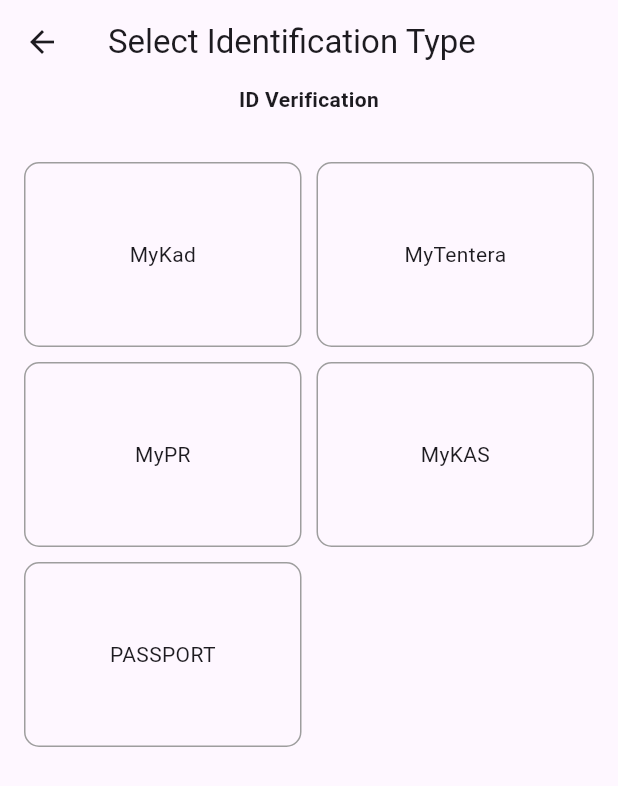
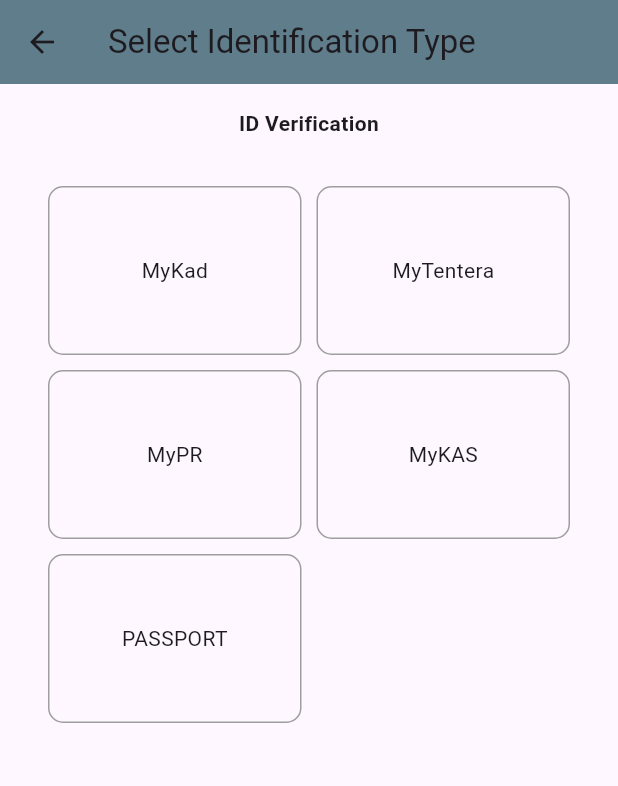
Before and after one commit to jiaxing98/digital_onboarding, a Flutter app: the screen it shows after launch, after a tap on "Get Started", on a phone screen of 412 x 824 dp. Shown: the top 786 px of the screen. Run offline on Flutter 3.47's test engine with Material 3 defaults, Android fonts, the phone set to English and light mode, and no system bars; our stand-ins replace get_it, go_router, responsive_framework.

Commit message:
Added responsive_framework package

```diff
--- a/lib/core/constants/layout.dart
+++ b/lib/core/constants/layout.dart
@@ -9,3 +9,8 @@ const double kSpacingMedium = 16.0;
 // Height
 const double kLVExtraHeight = 100.0;
 const double kLogoHeight = 100.0;
+
+final class KPadding {
+  /// value = 16.0
+  static const double page = 16.0;
+}
--- a/lib/main.dart
+++ b/lib/main.dart
@@ -2,6 +2,7 @@ import 'package:digital_onboarding/core/dependency_injection/repositories.dart';
 import 'package:digital_onboarding/core/dependency_injection/viewmodels.dart';
 import 'package:digital_onboarding/presentation/_viewmodels/app_data_viewmodel.dart';
 import 'package:digital_onboarding/routes.dart';
+import 'package:digital_onboarding/utils/ut_responsive_breakpoints.dart';
 import 'package:flutter/material.dart';
 import 'package:provider/provider.dart';
 
@@ -33,6 +34,7 @@ class MyApp extends StatelessWidget {
           useMaterial3: true,
         ),
         routerConfig: router,
+        builder: (ctx, child) => UTResponsiveBreakpoints.builder(child: child!),
       ),
     );
   }
--- /dev/null
+++ b/lib/presentation/_shared/widgets/dob_app_bar.dart
@@ -0,0 +1,25 @@
+import 'package:flutter/material.dart';
+import 'package:go_router/go_router.dart';
+
+class DobAppBar extends StatelessWidget implements PreferredSizeWidget {
+  final String title;
+
+  const DobAppBar({
+    super.key,
+    required this.title,
+  });
+
+  @override
+  Size get preferredSize => const Size.fromHeight(kToolbarHeight);
+
+  @override
+  Widget build(BuildContext context) {
+    return AppBar(
+      title: Text(title),
+      leading: BackButton(
+        onPressed: () => context.pop(),
+      ),
+      backgroundColor: Colors.blueGrey,
+    );
+  }
+}
--- a/lib/presentation/landing_screen.dart
+++ b/lib/presentation/landing_screen.dart
@@ -8,7 +8,9 @@ class LandingScreen extends StatelessWidget {
   @override
   Widget build(BuildContext context) {
     return Scaffold(
-      body: Column(
+      body: Center(
+        child: Column(
+          mainAxisAlignment: MainAxisAlignment.center,
           children: [
             OutlinedButton(
               onPressed: () {
@@ -18,6 +20,7 @@ class LandingScreen extends StatelessWidget {
             ),
           ],
         ),
+      ),
     );
   }
 }
--- a/lib/presentation/select_identification_page.dart
+++ b/lib/presentation/select_identification_page.dart
@@ -1,9 +1,10 @@
+import 'package:digital_onboarding/core/constants/layout.dart';
 import 'package:digital_onboarding/domain/entities/id_document.dart';
-import 'package:digital_onboarding/presentation/_shared/widgets/lazy_future_builder.dart';
+import 'package:digital_onboarding/presentation/_shared/widgets/dob_app_bar.dart';
 import 'package:digital_onboarding/presentation/_viewmodels/app_data_viewmodel.dart';
 import 'package:digital_onboarding/presentation/select_identification_page_viewmodel.dart';
+import 'package:digital_onboarding/utils/ut_future_builder.dart';
 import 'package:flutter/material.dart';
-import 'package:go_router/go_router.dart';
 import 'package:provider/provider.dart';
 
 class SelectIdentificationPage extends StatefulWidget {
@@ -27,17 +28,17 @@ class _SelectIdentificationPageState extends State<SelectIdentificationPage> {
 
   @override
   Widget build(BuildContext context) {
-    return LazyFutureBuilder(
+    return UTFutureBuilder(
       future: getIdDocumentsFuture,
       onCompleted: (_) {
         return Scaffold(
-          appBar: AppBar(
-            title: Text("Select Identification Type"),
-            leading: BackButton(
-              onPressed: () => context.pop(),
+          appBar: DobAppBar(
+            title: "Select Identification Type",
           ),
-          ),
-          body: Column(
+          body: Center(
+            child: Padding(
+              padding: const EdgeInsets.all(KPadding.page),
+              child: Column(
                 children: [
                   Text(
                     "ID Verification",
@@ -47,6 +48,8 @@ class _SelectIdentificationPageState extends State<SelectIdentificationPage> {
                   const SizedBox(height: 16.0),
                   const IdentificationGrid(),
                 ],
+              ),
+            ),
           ),
         );
       },
@@ -80,7 +83,7 @@ class _IdentificationGridState extends State<IdentificationGrid> {
 
   @override
   Widget build(BuildContext context) {
-    return LazyFutureBuilder(
+    return UTFutureBuilder(
       future: getIdDocumentsFuture,
       onCompleted: (documents) {
         if (documents == null || documents.isEmpty) {
@@ -95,18 +98,16 @@ class _IdentificationGridState extends State<IdentificationGrid> {
           mainAxisSpacing: 10,
           crossAxisCount: 2,
           childAspectRatio: 1.5,
-          children: List.generate(
-            documents.length,
-            (index) {
-              final document = documents[index];
-              return IdentificationCard(
-                text: document.name,
+          children: documents
+              .map(
+                (e) => IdentificationCard(
+                  text: e.name,
                   onTap: () {
-                  _saveIdDocument(document);
-                },
-              );
+                    _saveIdDocument(e);
                   },
                 ),
+              )
+              .toList(),
         );
       },
     );
@@ -116,7 +117,7 @@ class _IdentificationGridState extends State<IdentificationGrid> {
     showDialog(
       context: context,
       builder: (ctx) {
-        return LazyFutureBuilder(
+        return UTFutureBuilder(
           future: viewmodel.saveIdDocument(document),
           onCompleted: (_) {
             return AlertDialog(
--- a/lib/presentation/_shared/widgets/lazy_future_builder.dart
+++ b/lib/utils/ut_future_builder.dart
@@ -1,13 +1,13 @@
 import 'package:flutter/material.dart';
 
-class LazyFutureBuilder<T> extends StatelessWidget {
+class UTFutureBuilder<T> extends StatelessWidget {
   final Future<T>? future;
   final T? initialData;
   final Widget Function(T?) onCompleted;
   final Widget Function()? onLoading;
   final Widget Function(Object?)? onError;
 
-  const LazyFutureBuilder({
+  const UTFutureBuilder({
     super.key,
     required this.future,
     this.initialData,
@@ -23,7 +23,7 @@ class LazyFutureBuilder<T> extends StatelessWidget {
       initialData: initialData,
       builder: (ctx, snapshot) {
         if (snapshot.connectionState == ConnectionState.waiting) {
-          return onLoading?.call() ?? const CircularProgressIndicator();
+          return Center(child: onLoading?.call() ?? const CircularProgressIndicator());
         }
 
         if (snapshot.hasError) {
--- /dev/null
+++ b/lib/utils/ut_responsive_breakpoints.dart
@@ -0,0 +1,29 @@
+import 'package:flutter/material.dart';
+import 'package:responsive_framework/responsive_framework.dart';
+
+class UTResponsiveBreakpoints extends StatelessWidget {
+  static const kMobileWidth = 450.0;
+  static const kTabletWidth = 800.0;
+  static const kDesktopWidth = 1920.0;
+
+  final Widget child;
+
+  const UTResponsiveBreakpoints._({
+    super.key,
+    required this.child,
+  });
+
+  factory UTResponsiveBreakpoints.builder({Key? key, required Widget child}) {
+    return UTResponsiveBreakpoints._(key: key, child: child);
+  }
+
+  @override
+  Widget build(BuildContext context) {
+    return ResponsiveBreakpoints.builder(child: child, breakpoints: [
+      const Breakpoint(start: 0, end: kMobileWidth, name: MOBILE),
+      const Breakpoint(start: 451, end: kTabletWidth, name: TABLET),
+      const Breakpoint(start: 801, end: kDesktopWidth, name: DESKTOP),
+      const Breakpoint(start: 1921, end: double.infinity, name: '4K'),
+    ]);
+  }
+}
--- a/pubspec.yaml
+++ b/pubspec.yaml
@@ -57,6 +57,11 @@ dependencies:
   # url-based API for navigating between different screens.
   # https://pub.dev/packages/go_router
   go_router: ^14.1.3
+
+  # The Responsive Framework includes widgets that help developers build responsive apps for mobile, desktop, and website layouts.
+  # https://pub.dev/packages/responsive_framework
+  responsive_framework: ^1.4.0
+
 
 dev_dependencies:
   flutter_test:
```
Also changed, not shown: lib/presentation/confirm_mobile_number_page.dart (deleted, +0 -65 lines). Lines whose indentation alone changed are shown as unchanged.
